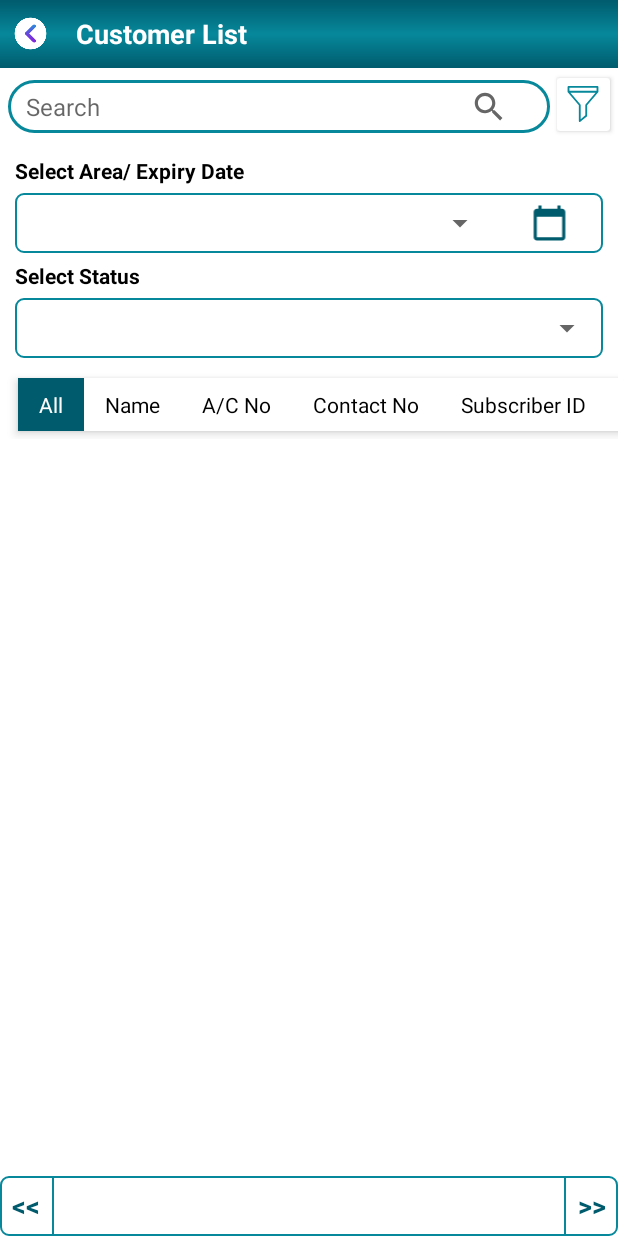
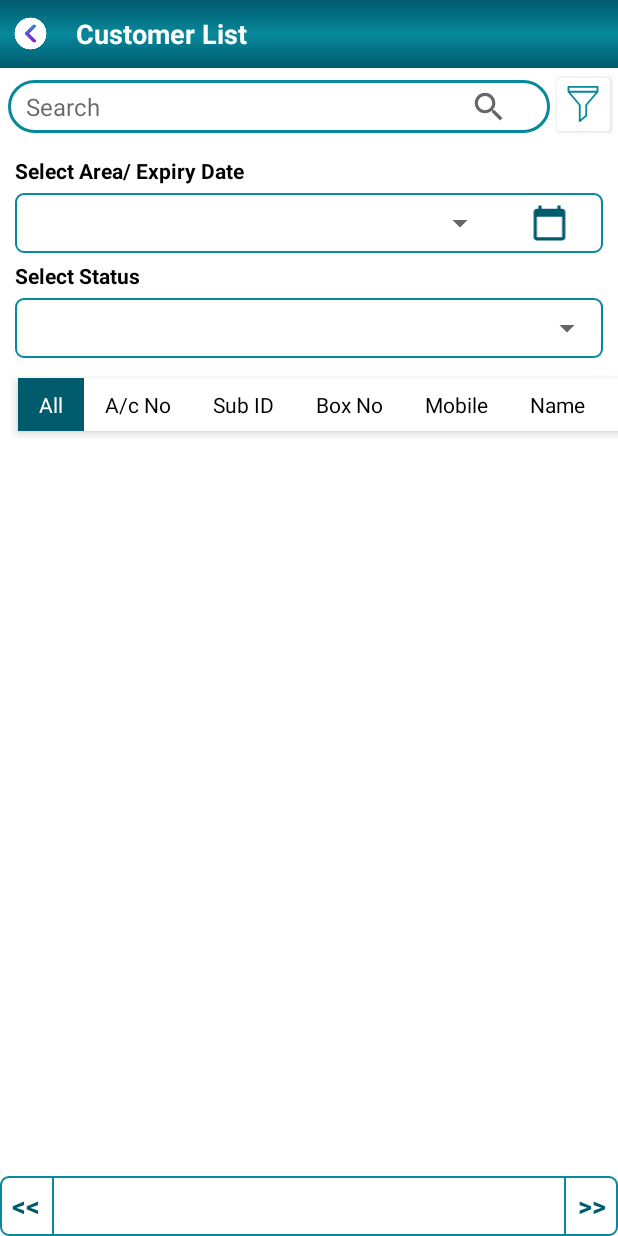
Before and after one commit to AnimeshCriterion/elife_CRM, an Android app: the CustomerListActivity screen opened directly, with no data from a screen before it, on a phone screen of 412 x 824 dp. Run offline under Robolectric (Android 15) with nearby library versions, the phone set to English and light mode, and no system bars; our stand-ins replace sdp/ssp sizes; libraries missing offline, so code that uses them is left out: com.github.aakira.expandablelayout, rx.android.schedulers, rx.schedulers; plain views replace ExpandableLinearLayout; Roboto replaces fonts that are not available here; 4 statements that could not run were skipped.

Commit message:
08/03/2022

```diff
--- a/app/src/main/java/com/elifeindia/crm/utils/StaticAppData.java
+++ b/app/src/main/java/com/elifeindia/crm/utils/StaticAppData.java
@@ -7,11 +7,11 @@ public class StaticAppData {
     public static List<String> filterDataList(){
         List<String> list = new ArrayList<>();
         list.add("All");
+        list.add("A/c No");
+        list.add("Sub ID");
+        list.add("Box No");
+        list.add("Mobile");
         list.add("Name");
-        list.add("A/C No");
-        list.add("Contact No");
-        list.add("Subscriber ID");
-        list.add("Box No");
         return list;
     }
 }
```
Also changed, not shown: app/src/main/java/com/elifeindia/crm/view/activities/CustomerListActivity.java (+3 -7 lines).
